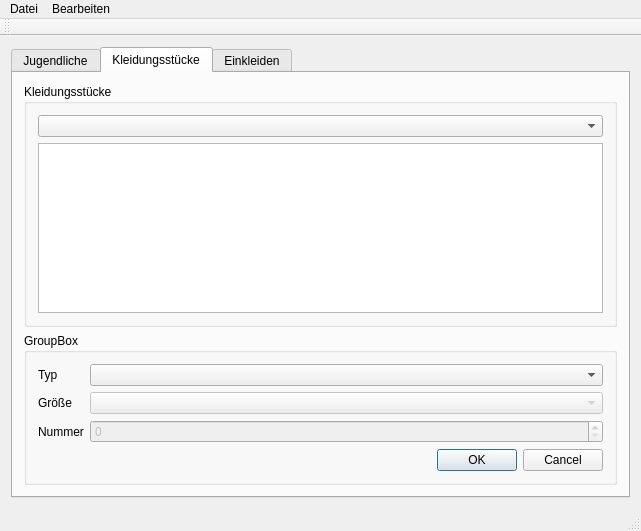
Old version of the form mainwindow.ui in the repository soekkle/Kleiderkammer.
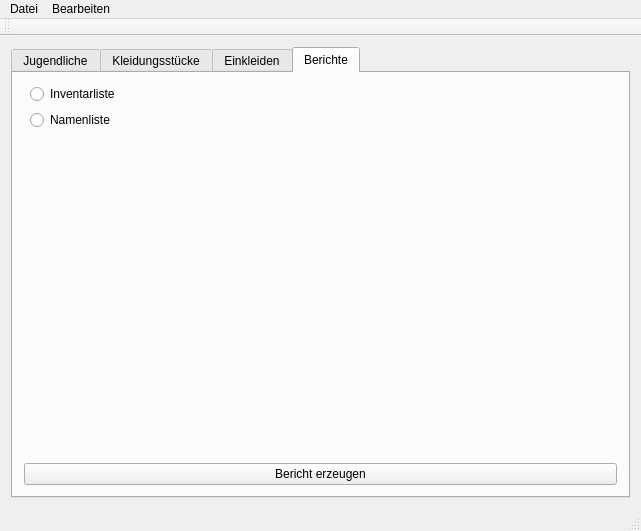
New version of the form. The open tabs and pages were chosen to show the change.

Commit message: Ansatz für das Drucken der Berichte.

```diff
--- a/mainwindow.ui
+++ b/mainwindow.ui
@@ -253,6 +253,42 @@
         </item>
        </layout>
       </widget>
+      <widget class="QWidget" name="tab_berichte">
+       <attribute name="title">
+        <string>Berichte</string>
+       </attribute>
+       <layout class="QVBoxLayout" name="verticalLayout_7">
+        <item>
+         <layout class="QFormLayout" name="formLayout_3">
+          <item row="0" column="1">
+           <layout class="QGridLayout" name="gridLayout_3">
+            <item row="1" column="0">
+             <widget class="QRadioButton" name="radioButton">
+              <property name="text">
+               <string>Inventarliste</string>
+              </property>
+             </widget>
+            </item>
+            <item row="2" column="0">
+             <widget class="QRadioButton" name="radioButton_2">
+              <property name="text">
+               <string>Namenliste</string>
+              </property>
+             </widget>
+            </item>
+           </layout>
+          </item>
+         </layout>
+        </item>
+        <item>
+         <widget class="QPushButton" name="pushButton">
+          <property name="text">
+           <string>Bericht erzeugen</string>
+          </property>
+         </widget>
+        </item>
+       </layout>
+      </widget>
      </widget>
     </item>
    </layout>
```
Left out of the diff: 5 changed lines with no effect on the pictures. The commit also changes 5 other files.
